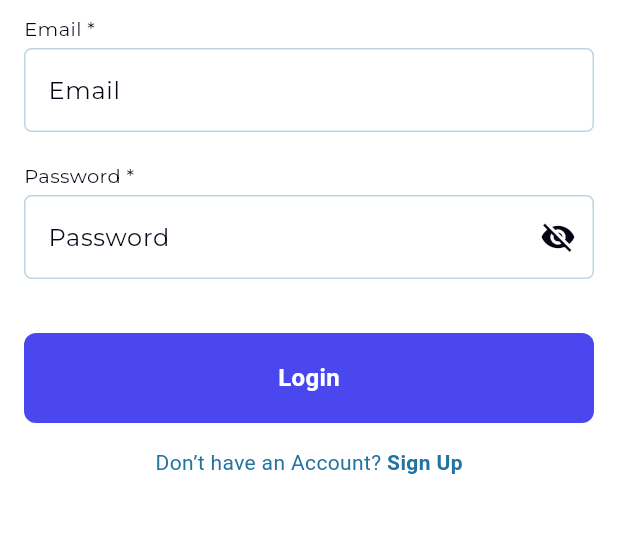
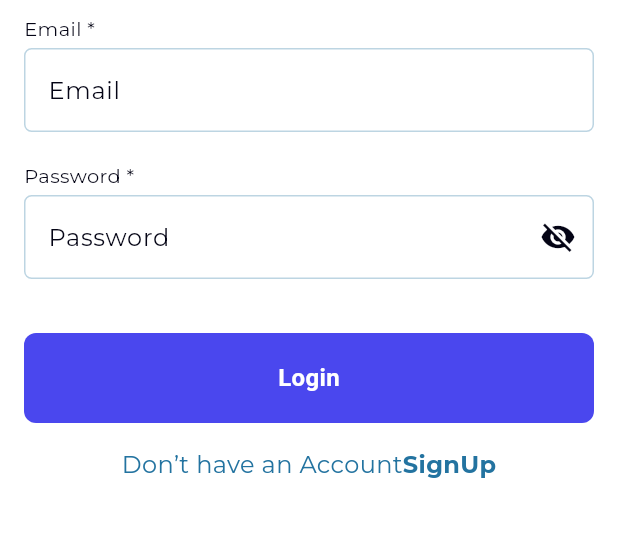
Before and after one commit to KhalidMeftu/smart_task_mobile, a Flutter app: the screen it shows after launch, after a tap on "SKIP", after a tap on "START", on a phone screen of 412 x 824 dp, the part 444-981 px from its top. Run offline on Flutter 3.47's test engine with Material 3 defaults, Android fonts, the phone set to English and light mode, and no system bars; our stand-ins replace dio, firebase_core, firebase_messaging, flutter_secure_storage, flutter_svg, get_it and 5 more; accounts and stored records are empty; network calls fail.

Commit message:
UI string fixes

```diff
--- /dev/null
+++ b/devtools_options.yaml
@@ -0,0 +1,3 @@
+description: This file stores settings for Dart & Flutter DevTools.
+documentation: https://docs.flutter.dev/tools/devtools/extensions#configure-extension-enablement-states
+extensions:
--- a/lib/common/app_ui_configs/app_strings/app_strings.dart
+++ b/lib/common/app_ui_configs/app_strings/app_strings.dart
@@ -0,0 +1,42 @@
+class SmartStrings{
+  static String searchTasks="Search tasks...";
+  static String wrongCredential="Invalid email or password";
+  static String invalid2FA="Invalid 2FA code";
+  static String errorText="Error:";
+  static String smartText="Smart Task Management";
+  static String email="Email";
+  static String password="Password";
+  static String login ="Login";
+  static String dontHaveAccount="Don’t have an Account";
+  static String signUp="SignUp";
+  static String next ="NEXT";
+  static String start="START";
+  static String skip="SKIP";
+  static String registering= "Registering...";
+  static String register= "Register";
+  static String repeatPassword="Repeat Password";
+  static String passwordNotMatching="Passwords do not match";
+  static String alreadyHaveAccount="Already have an account? ";
+  static String twoFactor="Two-Factor Authentication";
+  static String registartionFailed="Registration failed. Try again.";
+  static String notifications="Notifications";
+  static String update="Update";
+  static String failToLoad="Failed to load users";
+  static String taskTitle="Task Title";
+  static String description="Description";
+  static String title="Title";
+  static String cancel="Cancel";
+  static String save="Save";
+  static String saving="Saving...";
+  static const String dateFormat="dd MMM, yyyy";
+  static String taskStartingAt="Task starting at";
+  static String selectDateRange ="Select a date range";
+  static String failedToLoad2FA="Failed to enable 2FA";
+  static String invalid2FACode="Invalid 2FA code";
+  static String enterSixDigitCode="Enter the 6-digit code from your authenticator app";
+  static String twoFactorCode="2FA Code";
+  static String verify="Verify";
+
+
+
+}
--- a/lib/dependency_injection.dart
+++ b/lib/dependency_injection.dart
@@ -20,7 +20,7 @@ final getIt = GetIt.instance;
 
 Future<void> setupLocator() async {
   getIt.registerLazySingleton<ApiClient>(
-      () => ApiClient(baseUrl: 'http://192.168.8.108:8000/api'));
+      () => ApiClient(baseUrl: ""));
 
   getIt.registerLazySingleton<WebSocketService>(() => WebSocketService());
   getIt.registerLazySingleton(() => AppDatabase.instance);
--- a/lib/presentation/widgets/screens/auth_wrapper.dart
+++ b/lib/presentation/widgets/screens/auth_wrapper.dart
@@ -12,36 +12,30 @@ class AuthWrapper extends StatelessWidget {
 
   @override
   Widget build(BuildContext context) {
-
     return Consumer<AuthTokenProvider>(
       builder: (context, authProvider, _) {
         if (authProvider.isLoading) {
-
-          return Scaffold(
+          return const Scaffold(
             body: Center(
               child: CircularProgressIndicator(),
             ),
           );
         }
-        else if (authProvider.token != null && authProvider.isOnBoardLoaded) {
-          final WebSocketService _webSocketService = getIt<WebSocketService>();
-          _webSocketService.connect();
 
+        final WebSocketService _webSocketService = getIt<WebSocketService>();
+        _webSocketService.connect();
+
+        if (authProvider.token != null) {
           return HomePage();
-        }  else if (authProvider.token == null && !authProvider.isOnBoardLoaded) {
-          final WebSocketService _webSocketService = getIt<WebSocketService>();
-          _webSocketService.connect();
+        }
 
+        if (!authProvider.isOnBoardLoaded) {
           return OnboardingScreen();
-        }  else if (authProvider.token != null) {
-          final WebSocketService _webSocketService = getIt<WebSocketService>();
-          _webSocketService.connect();
-          return HomePage();
-        } else {
+        }
 
-          return LoginPage();
-        }
+        return LoginPage();
       },
     );
+
   }
 }
--- a/lib/presentation/widgets/screens/dashboard/home_page.dart
+++ b/lib/presentation/widgets/screens/dashboard/home_page.dart
@@ -1,6 +1,7 @@
 import 'package:flutter/material.dart';
 import 'package:provider/provider.dart';
 import 'package:smart_mobile_app/common/app_ui_configs/app_colors/app_colors.dart';
+import 'package:smart_mobile_app/common/app_ui_configs/app_strings/app_strings.dart';
 import 'package:smart_mobile_app/common/routes/app_routes.dart';
 import 'package:smart_mobile_app/common/utils/functions/utils_functions.dart';
 import 'package:smart_mobile_app/presentation/providers/tasks_provider.dart';
@@ -42,7 +43,7 @@ class _HomePageState extends State<HomePage> {
             child: TextField(
               controller: searchController,
               decoration: InputDecoration(
-                hintText: "Search tasks...",
+                hintText: SmartStrings.searchTasks,
                 prefixIcon: Icon(Icons.search, color: Colors.grey),
                 border: OutlineInputBorder(
                   borderRadius: BorderRadius.circular(10),
--- a/lib/presentation/widgets/screens/login_screen/components/mobile_login_screen.dart
+++ b/lib/presentation/widgets/screens/login_screen/components/mobile_login_screen.dart
@@ -2,6 +2,7 @@ import 'package:flutter/material.dart';
 import 'package:smart_mobile_app/common/app_ui_configs/app_colors/app_colors.dart';
 import 'package:smart_mobile_app/common/app_ui_configs/app_fonts/app_fonts.dart';
 import 'package:smart_mobile_app/common/app_ui_configs/app_paddings/app_paddings.dart';
+import 'package:smart_mobile_app/common/app_ui_configs/app_strings/app_strings.dart';
 import 'package:smart_mobile_app/common/routes/app_routes.dart';
 import 'package:smart_mobile_app/core/network/api_client.dart';
 import 'package:smart_mobile_app/core/network/websocket_service.dart';
@@ -58,7 +59,7 @@ class _LoginScreenState extends State<LoginScreen> {
         }
       } else {
         ScaffoldMessenger.of(context).showSnackBar(
-          const SnackBar(content: Text("Invalid email or password")),
+          SnackBar(content: Text(SmartStrings.wrongCredential)),
         );
       }
     }
@@ -72,18 +73,16 @@ class _LoginScreenState extends State<LoginScreen> {
 
     try {
       final response = await apiService.post('/loginWithGoogle');
-      print("Google Login response.");
-      print(response.toString());
       if (response.statusCode == 200) {
 
       } else {
         ScaffoldMessenger.of(context).showSnackBar(
-          const SnackBar(content: Text("Invalid 2FA code")),
+          SnackBar(content: Text(SmartStrings.invalid2FA)),
         );
       }
     } catch (e) {
       ScaffoldMessenger.of(context).showSnackBar(
-        SnackBar(content: Text("Error: ${e.toString()}")),
+        SnackBar(content: Text("${SmartStrings.errorText} ${e.toString()}")),
       );
     }
 
@@ -111,7 +110,7 @@ class _LoginScreenState extends State<LoginScreen> {
 
           Center(
             child: Text(
-              "Smart Task Management",
+              SmartStrings.smartText,
               maxLines: 1,
               textAlign: TextAlign.center,
               overflow: TextOverflow.ellipsis,
@@ -126,7 +125,7 @@ class _LoginScreenState extends State<LoginScreen> {
               children: [
                 CustomTextField(
                   required: true,
-                  hintText: 'Email',
+                  hintText: SmartStrings.email,
                   controller: emailController,
                   keyboardType: TextInputType.emailAddress,
                 ),
@@ -135,7 +134,7 @@ class _LoginScreenState extends State<LoginScreen> {
                       vertical: SmartTaskPaddings.s16),
                   child: CustomTextField(
                     required: true,
-                    hintText: 'Password',
+                    hintText: SmartStrings.password,
                     controller: passwordController,
                     isPassword: true,
                   ),
@@ -145,7 +144,7 @@ class _LoginScreenState extends State<LoginScreen> {
                     ? const CircularProgressIndicator()
                     : CustomButton(
                         onTap: _login,
-                        text: "Login",
+                        text: SmartStrings.login,
                         bgColor: SmartTaskAppColors.buttonBackGroundColor,
                       ),
                 const SizedBox(height: SmartTaskPaddings.s16),
@@ -153,15 +152,15 @@ class _LoginScreenState extends State<LoginScreen> {
                   mainAxisAlignment: MainAxisAlignment.center,
                   children: <Widget>[
                     Text(
-                      "Don’t have an Account? ",
-                      style: TextStyle(color: SmartTaskAppColors.primaryColor),
+                      SmartStrings.dontHaveAccount,
+                      style: SmartTaskFonts.medium().copyWith(color: SmartTaskAppColors.primaryColor),
                     ),
                     GestureDetector(
                       onTap: () => Navigator.pushNamed(
                           context, SmartTaskAppRoutes.signUpPage),
                       child: Text(
-                        "Sign Up",
-                        style: TextStyle(
+                        SmartStrings.signUp,
+                        style: SmartTaskFonts.medium().copyWith(
                           color: SmartTaskAppColors.primaryColor,
                           fontWeight: FontWeight.bold,
                         ),
--- a/lib/presentation/widgets/screens/onboading_screen/onboarding_page.dart
+++ b/lib/presentation/widgets/screens/onboading_screen/onboarding_page.dart
@@ -1,6 +1,7 @@
 import 'package:flutter/material.dart';
 import 'package:smart_mobile_app/common/app_ui_configs/app_colors/app_colors.dart';
 import 'package:smart_mobile_app/common/app_ui_configs/app_fonts/app_fonts.dart';
+import 'package:smart_mobile_app/common/app_ui_configs/app_strings/app_strings.dart';
 import 'package:smart_mobile_app/presentation/widgets/screens/login_screen/login_page.dart';
 import 'component/onboarding_contents.dart';
 
@@ -130,7 +131,7 @@ class _OnboardingScreenState extends State<OnboardingScreen> {
                               textStyle: TextStyle(fontSize: 13),
                             ),
                             child: Text(
-                              "START",
+                              SmartStrings.start,
                               style: SmartTaskFonts.medium().copyWith(
                                   fontSize: 13,
                                   fontWeight: FontWeight.w400,
@@ -154,7 +155,7 @@ class _OnboardingScreenState extends State<OnboardingScreen> {
                                       fontWeight: FontWeight.w600),
                                 ),
                                 child: Text(
-                                  "SKIP",
+                                  SmartStrings.skip,
                                   style: SmartTaskFonts.medium().copyWith(
                                       fontSize: 13,
                                       fontWeight: FontWeight.w400,
@@ -181,7 +182,7 @@ class _OnboardingScreenState extends State<OnboardingScreen> {
                                       fontSize: 13,
                                       fontWeight: FontWeight.w400),
                                 ),
-                                child: Text("NEXT",
+                                child: Text(SmartStrings.next,
                                     style: SmartTaskFonts.medium().copyWith(
                                         fontSize: 13,
                                         fontWeight: FontWeight.w400,
--- a/lib/presentation/widgets/screens/two_factor/enable_two_fa_screen.dart
+++ b/lib/presentation/widgets/screens/two_factor/enable_two_fa_screen.dart
@@ -2,6 +2,7 @@ import 'package:flutter/material.dart';
 import 'package:get_it/get_it.dart';
 import 'package:smart_mobile_app/common/app_ui_configs/app_colors/app_colors.dart';
 import 'package:smart_mobile_app/common/app_ui_configs/app_fonts/app_fonts.dart';
+import 'package:smart_mobile_app/common/app_ui_configs/app_strings/app_strings.dart';
 import 'package:smart_mobile_app/core/network/api_client.dart';
 import 'package:smart_mobile_app/presentation/widgets/common_widgets/common_appbar/smart_task_appbar.dart';
 import 'package:smart_mobile_app/presentation/widgets/common_widgets/custom_button/custom_button.dart';
@@ -42,12 +43,12 @@ class _Enable2FAScreenState extends State<Enable2FAScreen> {
         });
       } else {
         ScaffoldMessenger.of(context).showSnackBar(
-          const SnackBar(content: Text("Failed to enable 2FA")),
+           SnackBar(content: Text(SmartStrings.failedToLoad2FA)),
         );
       }
     } catch (e) {
       ScaffoldMessenger.of(context).showSnackBar(
-        SnackBar(content: Text("Error: ${e.toString()}")),
+        SnackBar(content: Text("${SmartStrings.errorText}${e.toString()}")),
       );
     }
 
```
Also changed, not shown: lib/presentation/widgets/screens/register_screen/components/sign_up_screen.dart (+10 -9 lines), lib/presentation/widgets/screens/settings/user_settings.dart (+11 -5 lines), lib/presentation/widgets/screens/tasks/addtask/add_task.dart (+12 -11 lines), lib/presentation/widgets/screens/two_factor/two_factor_page.dart (+6 -5 lines), firebase.json, lib/firebase_options.dart, 2 other files.
